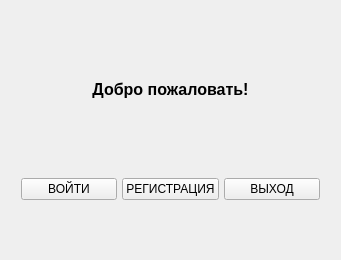
The window that courseProject/widget.ui (coderDreamer/courseProject) describes before a commit, drawn with Qt 5.
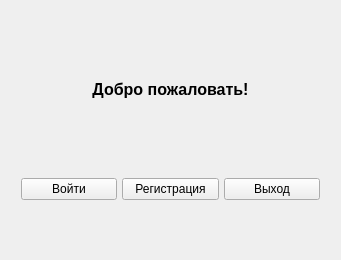
The same window after the commit.

The edit to the form file:
```diff
--- a/courseProject/widget.ui
+++ b/courseProject/widget.ui
@@ -84,21 +84,21 @@
             <bool>false</bool>
            </property>
            <property name="text">
-            <string>ВОЙТИ</string>
+            <string>Войти</string>
            </property>
           </widget>
          </item>
          <item>
           <widget class="QPushButton" name="register_button">
            <property name="text">
-            <string>РЕГИСТРАЦИЯ</string>
+            <string>Регистрация</string>
            </property>
           </widget>
          </item>
          <item>
           <widget class="QPushButton" name="exit_button">
            <property name="text">
-            <string>ВЫХОД</string>
+            <string>Выход</string>
            </property>
           </widget>
          </item>
```
